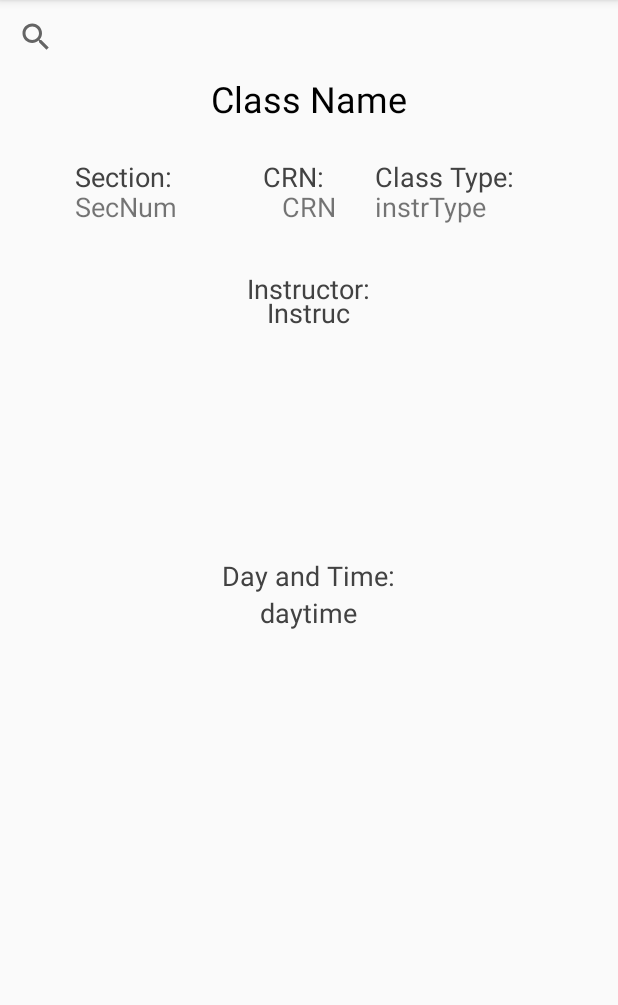
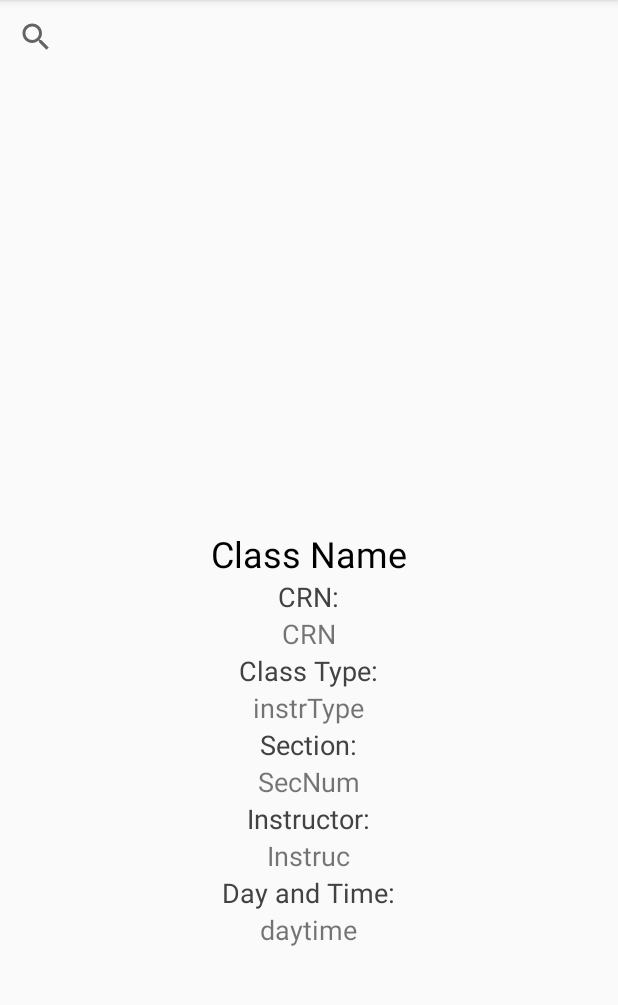
Before and after one commit to sahithip99/DragonFriends, an Android app: the SearchActivity screen opened directly, with no data from a screen before it, on a phone screen of 412 x 824 dp, the part 84-1089 px from its top. Run offline under Robolectric (Android 15) with nearby library versions, the phone set to English and light mode, and no system bars; libraries missing offline, so code that uses them is left out: com.loopj.android, cz.msebera.android.

Commit message:
Edited Search UI

```diff
--- a/team47-dragonfriends/app/src/main/java/com/drexel/team47/dragonfriends/SearchActivity.java
+++ b/team47-dragonfriends/app/src/main/java/com/drexel/team47/dragonfriends/SearchActivity.java
@@ -76,10 +76,9 @@ public class SearchActivity extends AppCompatActivity {
                 RequestParams params = new RequestParams("crn", s); //create a key value pair of 'crn': s
                 System.out.println("logging");
                 String url = "https://dragonfriends-eb4fc.firebaseapp.com/classByCrn";
-<<<<<<< HEAD
-=======
+
                 System.out.println("url" + url);
->>>>>>> 8774a7a301e7e610dca50a22761701d20356c38c
+
 
                 client.post(url, params, new AsyncHttpResponseHandler() {
                     @Override
--- a/team47-dragonfriends/app/src/main/res/layout/activity_search.xml
+++ b/team47-dragonfriends/app/src/main/res/layout/activity_search.xml
@@ -23,7 +23,7 @@
         android:id="@+id/class_name"
         android:layout_width="wrap_content"
         android:layout_height="wrap_content"
-        android:layout_below="@+id/classSearchView"
+        android:layout_above="@+id/label_1"
         android:layout_centerHorizontal="true"
         android:text="Class Name"
         android:textColor="@android:color/black"
@@ -33,31 +33,28 @@
         android:id="@+id/instr_type"
         android:layout_width="wrap_content"
         android:layout_height="wrap_content"
-        android:layout_marginLeft="250dp"
-        android:layout_marginTop="125dp"
+        android:layout_above="@+id/label_2"
+        android:layout_centerHorizontal="true"
         android:text="instrType"
-        android:textSize="18sp"
-        tools:textColor="@color/cardview_dark_background" />
+        android:textSize="18sp" />
 
     <TextView
         android:id="@+id/crn_num"
         android:layout_width="wrap_content"
         android:layout_height="wrap_content"
+        android:layout_above="@+id/label_"
         android:layout_centerHorizontal="true"
-        android:layout_marginTop="125dp"
         android:text="CRN"
-        android:textSize="18sp"
-        tools:textColor="@color/cardview_dark_background" />
+        android:textSize="18sp" />
 
     <TextView
         android:id="@+id/sec_num"
         android:layout_width="wrap_content"
         android:layout_height="wrap_content"
-        android:layout_marginLeft="50dp"
-        android:layout_marginTop="125dp"
+        android:layout_above="@+id/label_4"
+        android:layout_centerHorizontal="true"
         android:text="SecNum"
-        android:textSize="18sp"
-        tools:textColor="@color/cardview_dark_background" />
+        android:textSize="18sp" />
 
     <android.support.design.widget.FloatingActionButton
         android:id="@+id/add_class"
@@ -78,8 +75,8 @@
         android:id="@+id/label_1"
         android:layout_width="wrap_content"
         android:layout_height="wrap_content"
-        android:layout_marginLeft="175dp"
-        android:layout_marginTop="105dp"
+        android:layout_above="@+id/crn_num"
+        android:layout_centerHorizontal="true"
         android:text="CRN:"
         android:textColor="@color/cardview_dark_background"
         android:textSize="18sp" />
@@ -88,8 +85,8 @@
         android:id="@+id/label_"
         android:layout_width="wrap_content"
         android:layout_height="wrap_content"
-        android:layout_marginLeft="250dp"
-        android:layout_marginTop="105dp"
+        android:layout_above="@+id/instr_type"
+        android:layout_centerHorizontal="true"
         android:text="Class Type:"
         android:textColor="@color/cardview_dark_background"
         android:textSize="18sp" />
@@ -98,9 +95,8 @@
         android:id="@+id/label_2"
         android:layout_width="wrap_content"
         android:layout_height="wrap_content"
-        android:layout_alignParentTop="false"
-        android:layout_marginLeft="50dp"
-        android:layout_marginTop="105dp"
+        android:layout_above="@+id/sec_num"
+        android:layout_centerHorizontal="true"
         android:text="Section:"
         android:textColor="@color/cardview_dark_background"
         android:textSize="18sp" />
@@ -111,9 +107,6 @@
         android:layout_height="wrap_content"
         android:layout_above="@+id/instr_name"
         android:layout_centerHorizontal="true"
-        android:layout_marginBottom="-200dp"
-        android:layout_marginLeft="25dp"
-        android:layout_marginTop="180dp"
         android:text="Instructor:"
         android:textColor="@color/cardview_dark_background"
         android:textSize="18sp" />
@@ -122,18 +115,17 @@
         android:id="@+id/instr_name"
         android:layout_width="wrap_content"
         android:layout_height="wrap_content"
-        android:layout_alignParentTop="true"
+        android:layout_above="@+id/label_5"
         android:layout_centerHorizontal="true"
-        android:layout_marginTop="196dp"
         android:text="Instruc"
-        android:textColor="@color/cardview_dark_background"
         android:textSize="18sp" />
 
     <TextView
         android:id="@+id/label_5"
         android:layout_width="wrap_content"
         android:layout_height="wrap_content"
-        android:layout_centerInParent="true"
+        android:layout_above="@+id/day_time"
+        android:layout_centerHorizontal="true"
         android:text="Day and Time:"
         android:textColor="@color/cardview_dark_background"
         android:textSize="18sp" />
@@ -142,10 +134,10 @@
         android:id="@+id/day_time"
         android:layout_width="wrap_content"
         android:layout_height="wrap_content"
-        android:layout_below="@+id/label_5"
+        android:layout_alignParentBottom="true"
         android:layout_centerHorizontal="true"
+        android:layout_marginBottom="136dp"
         android:text="daytime"
-        android:textColor="@color/cardview_dark_background"
         android:textSize="18sp" />
 
 </RelativeLayout>
```
